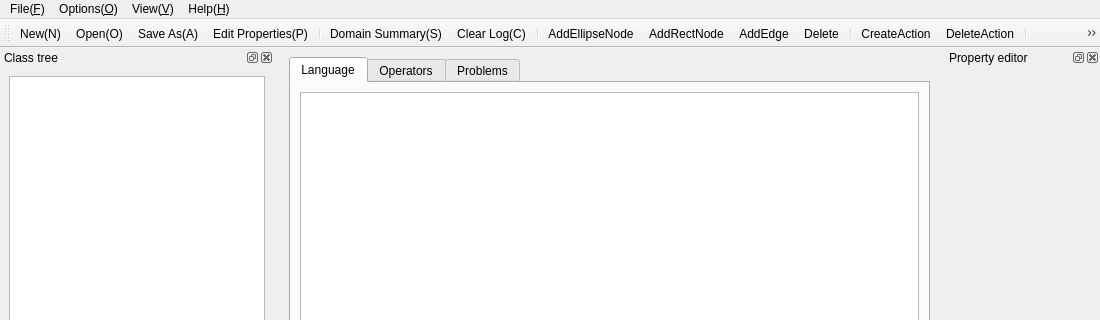
xuanjianwu/KAVI, file KAVI/forms/KAVIMainWindow.ui: the form before one commit; both pictures show x 0 to 1100 and y 0 to 320 of the 1100 by 750 pixel window.
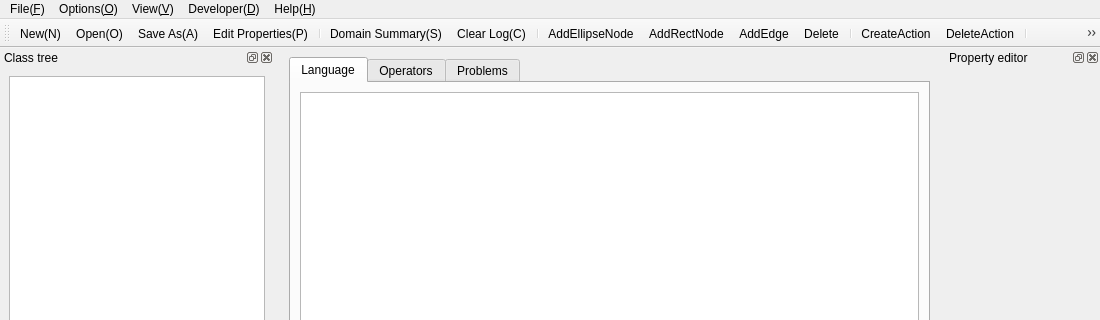
The form after the commit. Icons and pictures are not drawn. Custom widgets are drawn as their Qt base class.

Patch:
```diff
--- a/KAVI/forms/KAVIMainWindow.ui
+++ b/KAVI/forms/KAVIMainWindow.ui
@@ -156,7 +156,7 @@
      <x>0</x>
      <y>0</y>
      <width>1100</width>
-     <height>23</height>
+     <height>22</height>
     </rect>
    </property>
    <widget class="QMenu" name="menuFile_F">
@@ -198,9 +198,16 @@
      <string>View(&amp;V)</string>
     </property>
    </widget>
+   <widget class="QMenu" name="menuDeveloper_D">
+    <property name="title">
+     <string>Developer(&amp;D)</string>
+    </property>
+    <addaction name="actionKnowledge_Base_K"/>
+   </widget>
    <addaction name="menuFile_F"/>
    <addaction name="menuOptions_O"/>
    <addaction name="menuView_V"/>
+   <addaction name="menuDeveloper_D"/>
    <addaction name="menuHelp_H"/>
   </widget>
   <widget class="QDockWidget" name="classDock">
```
Left out of the diff: 23 changed lines with no effect on the pictures.
